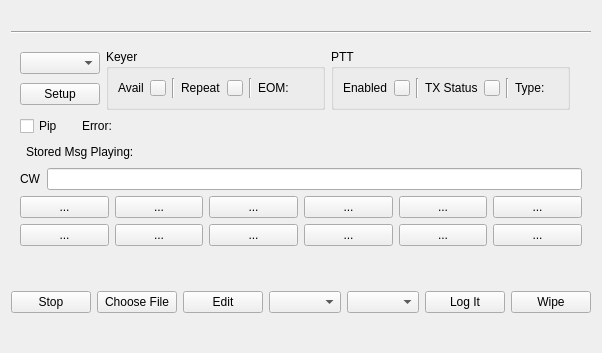
This is mqt/MqtLogger/dmbuttonframe.ui in Rsclub22/Minos2-Mirror as Qt 5 draws it before an edit. The edited form follows.
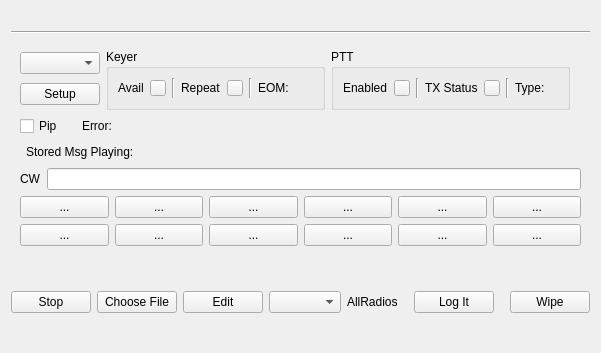
This is the edited form.

Commit message: more radio editing in keyer...

The edit to the form file:
```diff
--- a/mqt/MqtLogger/dmbuttonframe.ui
+++ b/mqt/MqtLogger/dmbuttonframe.ui
@@ -548,7 +548,11 @@
       </widget>
      </item>
      <item>
-      <widget class="QComboBox" name="radioSelectCombo"/>
+      <widget class="QLabel" name="selectedRadioLabel">
+       <property name="text">
+        <string>AllRadios</string>
+       </property>
+      </widget>
      </item>
      <item>
       <spacer name="horizontalSpacer_2">
```
The commit also changes 4 other files.
